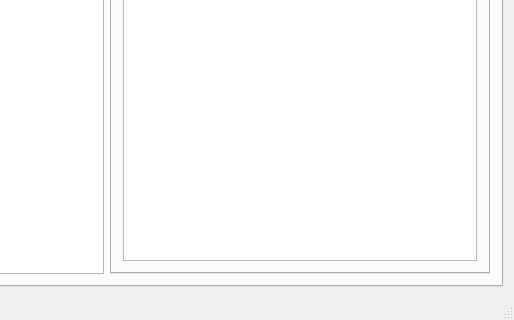
Qt form Runesmith/runesmith.ui (DFHack/Runesmith) before a commit; both pictures show x 489 to 1003 and y 271 to 591 of the 1003 by 591 pixel window.
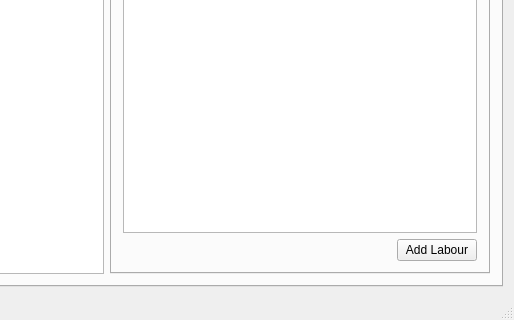
The same form after that commit. The open tabs and pages were chosen to show the change. Icons and pictures are not drawn.

```diff
--- a/Runesmith/runesmith.ui
+++ b/Runesmith/runesmith.ui
@@ -142,6 +142,34 @@
             <item row="0" column="0">
              <widget class="QTableView" name="dLabTV"/>
             </item>
+            <item row="1" column="0">
+             <layout class="QHBoxLayout" name="horizontalLayout_3">
+              <item>
+               <spacer name="horizontalSpacer_3">
+                <property name="orientation">
+                 <enum>Qt::Horizontal</enum>
+                </property>
+                <property name="sizeHint" stdset="0">
+                 <size>
+                  <width>40</width>
+                  <height>20</height>
+                 </size>
+                </property>
+               </spacer>
+              </item>
+              <item>
+               <widget class="QPushButton" name="dAddLabBtn">
+                <property name="text">
+                 <string>Add Labour</string>
+                </property>
+                <property name="icon">
+                 <iconset resource="runesmith.qrc">
+                  <normaloff>:/Runesmith/Icons/plus.png</normaloff>:/Runesmith/Icons/plus.png</iconset>
+                </property>
+               </widget>
+              </item>
+             </layout>
+            </item>
            </layout>
           </widget>
           <widget class="QWidget" name="dFlagTab">
```
Left out of the diff: 28 changed lines with no effect on the pictures.
